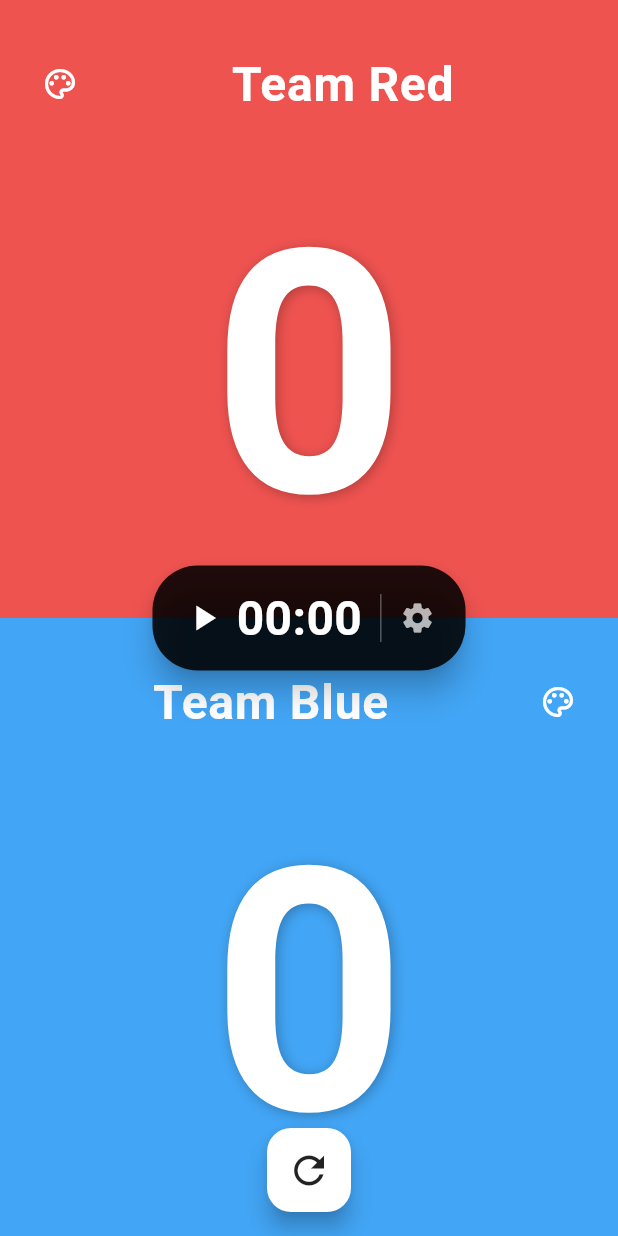
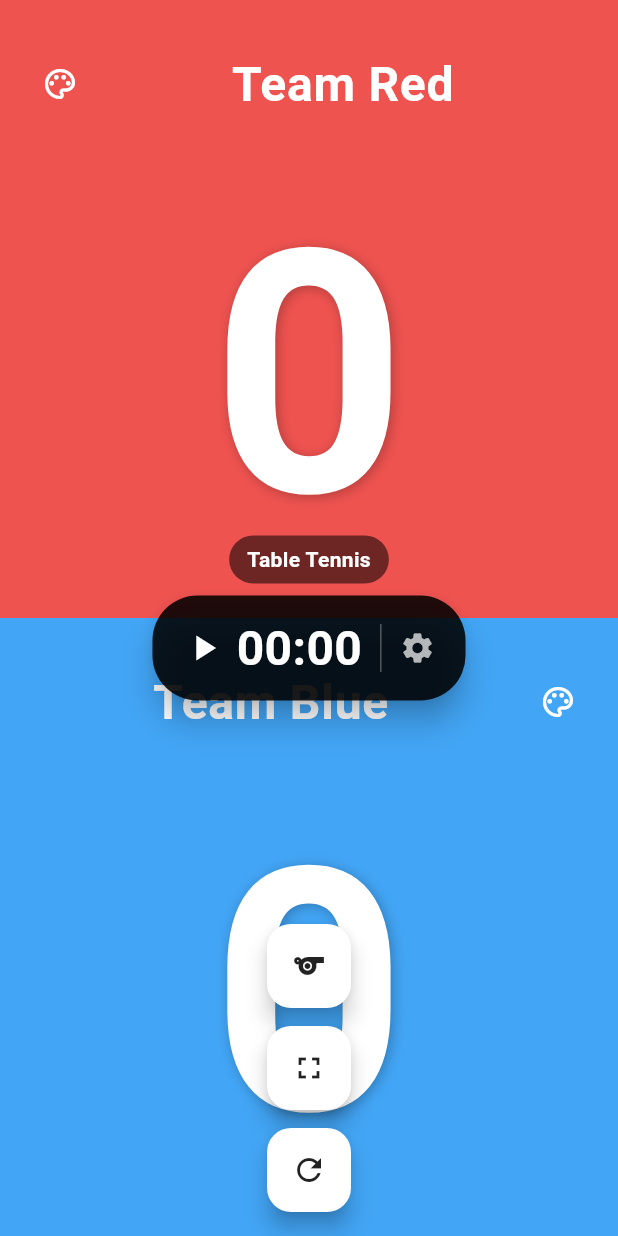
Before and after one commit to loubdelosreyesii/scoreboard, a Flutter app: the screen it shows after launch, on a phone screen of 412 x 824 dp. Run offline on Flutter 3.47's test engine with Material 3 defaults, Android fonts, the phone set to English and light mode, and no system bars; our stand-ins replace flutter_colorpicker, shared_preferences; missing offline and left inert: universal_html.

Commit message:
fix:resolve fullscreen html import issue

```diff
--- a/lib/data/sport_templates.dart
+++ b/lib/data/sport_templates.dart
@@ -1,29 +1,34 @@
 import '../models/sport_template.dart';
+import '../enums/match_segment_type.dart';
 
 const tableTennisTemplate = SportTemplate(
   name: 'Table Tennis',
   pointsToWin: 11,
   winBy: 2,
-  bestOfSets: 5,
+  segmentCount: 5,
+  segmentType: MatchSegmentType.sets,
 );
 
 const badmintonTemplate = SportTemplate(
   name: 'Badminton',
   pointsToWin: 21,
   winBy: 2,
-  bestOfSets: 3,
+  segmentCount: 3,
+  segmentType: MatchSegmentType.sets,
 );
 
 const volleyballTemplate = SportTemplate(
   name: 'Volleyball',
   pointsToWin: 25,
   winBy: 2,
-  bestOfSets: 5,
+  segmentCount: 5,
+  segmentType: MatchSegmentType.sets,
 );
 
 const basketballTemplate = SportTemplate(
   name: 'Basketball',
   pointsToWin: 0,
   winBy: 0,
-  bestOfSets: 1,
+  segmentCount: 4,
+  segmentType: MatchSegmentType.quarters,
 );
--- a/lib/responsive_counter_page.dart
+++ b/lib/responsive_counter_page.dart
@@ -3,6 +3,9 @@ import 'dart:ui';
 import 'package:flutter/material.dart';
 import 'package:flutter_colorpicker/flutter_colorpicker.dart';
 import 'package:shared_preferences/shared_preferences.dart';
+import 'package:universal_html/html.dart' as html;
+import 'models/sport_template.dart';
+import 'data/sport_templates.dart';
 
 class ResponsiveCounterPage extends StatefulWidget {
   const ResponsiveCounterPage({Key? key}) : super(key: key);
@@ -20,6 +23,15 @@ class _ResponsiveCounterPageState extends State<ResponsiveCounterPage> {
 
   Color _redTeamColor = Colors.red.shade400;
   Color _blueTeamColor = Colors.blue.shade400;
+
+  SportTemplate _selectedSport = tableTennisTemplate;
+
+  final List<SportTemplate> _sportTemplates = [
+    tableTennisTemplate,
+    badmintonTemplate,
+    volleyballTemplate,
+    basketballTemplate,
+  ];
 
   final SharedPreferencesAsync _preferences = SharedPreferencesAsync();
 
@@ -319,6 +331,59 @@ class _ResponsiveCounterPageState extends State<ResponsiveCounterPage> {
     );
   }
 
+  void _showSportTemplateDialog() {
+    showModalBottomSheet(
+      context: context,
+      showDragHandle: true,
+      builder: (context) {
+        return SafeArea(
+          child: Padding(
+            padding: const EdgeInsets.all(20),
+            child: Column(
+              mainAxisSize: MainAxisSize.min,
+              children: [
+                const Text(
+                  'Select Sport',
+                  style: TextStyle(fontSize: 22, fontWeight: FontWeight.bold),
+                ),
+
+                const SizedBox(height: 16),
+
+                ..._sportTemplates.map(
+                  (sport) => ListTile(
+                    title: Text(sport.name),
+
+                    subtitle: Text(sport.segmentLabel),
+
+                    trailing: _selectedSport == sport
+                        ? const Icon(Icons.check_circle, color: Colors.green)
+                        : null,
+
+                    onTap: () {
+                      setState(() {
+                        _selectedSport = sport;
+                      });
+
+                      Navigator.pop(context);
+                    },
+                  ),
+                ),
+              ],
+            ),
+          ),
+        );
+      },
+    );
+  }
+
+  void _toggleFullscreen() {
+  if (html.document.fullscreenElement != null) {
+    html.document.exitFullscreen();
+  } else {
+    html.document.documentElement?.requestFullscreen();
+  }
+}
+
   Color _getTextColor(Color backgroundColor) {
     return backgroundColor.computeLuminance() > 0.5
         ? Colors.black
@@ -335,12 +400,40 @@ class _ResponsiveCounterPageState extends State<ResponsiveCounterPage> {
   @override
   Widget build(BuildContext context) {
     return Scaffold(
-      floatingActionButton: FloatingActionButton(
-        onPressed: _resetScores,
-        backgroundColor: Colors.white,
-        foregroundColor: Colors.black87,
-        tooltip: 'Reset Scores',
-        child: const Icon(Icons.refresh, size: 30),
+      floatingActionButton: Column(
+        mainAxisSize: MainAxisSize.min,
+        children: [
+          FloatingActionButton(
+            heroTag: 'sports',
+            onPressed: _showSportTemplateDialog,
+            backgroundColor: Colors.white,
+            foregroundColor: Colors.black87,
+            tooltip: 'Select Sport',
+            child: const Icon(Icons.sports),
+          ),
+
+          const SizedBox(height: 12),
+
+          FloatingActionButton(
+            heroTag: 'fullscreen',
+            onPressed: _toggleFullscreen,
+            backgroundColor: Colors.white,
+            foregroundColor: Colors.black87,
+            tooltip: 'Fullscreen',
+            child: const Icon(Icons.fullscreen),
+          ),
+
+          const SizedBox(height: 12),
+
+          FloatingActionButton(
+            heroTag: 'reset',
+            onPressed: _resetScores,
+            backgroundColor: Colors.white,
+            foregroundColor: Colors.black87,
+            tooltip: 'Reset Scores',
+            child: const Icon(Icons.refresh),
+          ),
+        ],
       ),
       floatingActionButtonLocation: FloatingActionButtonLocation.centerFloat,
 
@@ -386,11 +479,31 @@ class _ResponsiveCounterPageState extends State<ResponsiveCounterPage> {
                     alignment: orientation == Orientation.portrait
                         ? Alignment.center
                         : Alignment.topCenter,
-                    child: Padding(
-                      padding: EdgeInsets.only(
-                        top: orientation == Orientation.landscape ? 24.0 : 0,
-                      ),
-                      child: _MatchTimer(key: _timerKey),
+                    child: Column(
+                      mainAxisSize: MainAxisSize.min,
+                      children: [
+                        Container(
+                          padding: const EdgeInsets.symmetric(
+                            horizontal: 12,
+                            vertical: 6,
+                          ),
+                          decoration: BoxDecoration(
+                            color: Colors.black54,
+                            borderRadius: BorderRadius.circular(16),
+                          ),
+                          child: Text(
+                            _selectedSport.name,
+                            style: const TextStyle(
+                              color: Colors.white,
+                              fontWeight: FontWeight.bold,
+                            ),
+                          ),
+                        ),
+
+                        const SizedBox(height: 8),
+
+                        _MatchTimer(key: _timerKey),
+                      ],
                     ),
                   ),
                 ],
--- a/pubspec.yaml
+++ b/pubspec.yaml
@@ -36,6 +36,7 @@ dependencies:
   cupertino_icons: ^1.0.8
   flutter_colorpicker: ^1.1.0
   shared_preferences: ^2.5.6
+  universal_html: ^2.3.0
 
 
 dev_dependencies:
```
Also changed, not shown: pubspec.lock.
